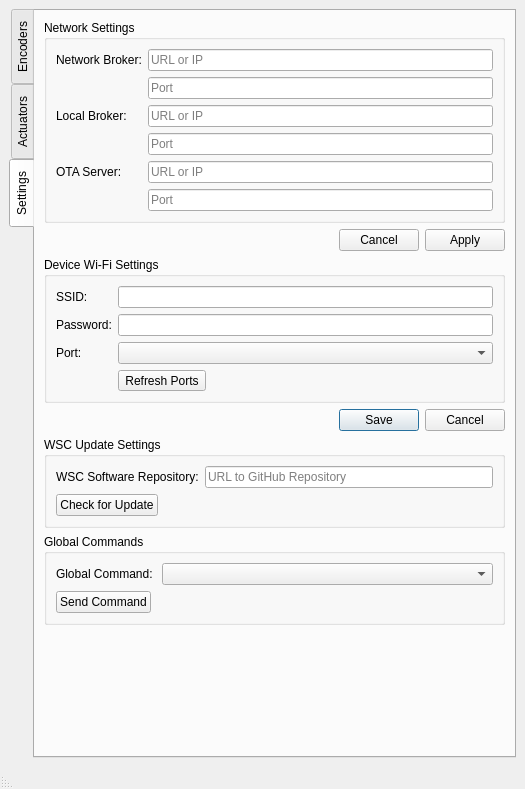
Before: the Qt Designer form qt/mainwindow.ui in ericyangs/ideasX-workstation-client-v3, drawn with Qt 5.
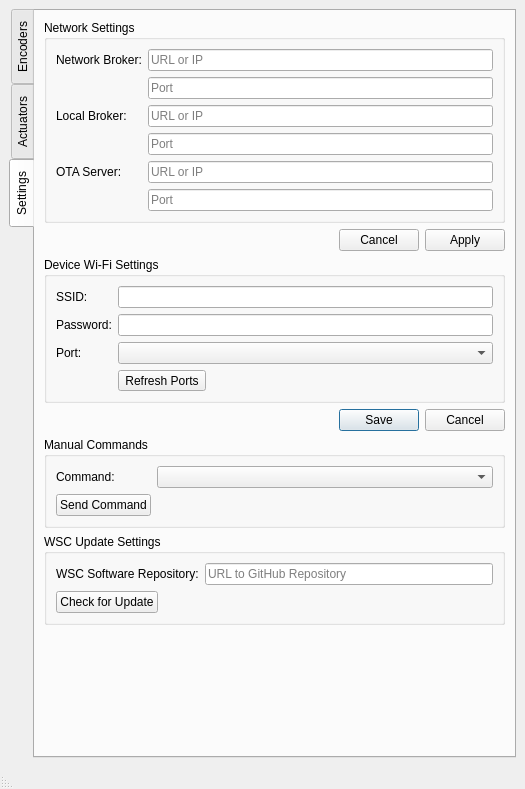
After: the same form once the commit is applied.

Patch:
```diff
--- a/qt/mainwindow.ui
+++ b/qt/mainwindow.ui
@@ -399,6 +399,36 @@
           </property>
          </widget>
         </item>
+        <item>
+         <widget class="QGroupBox" name="groupBox_2">
+          <property name="title">
+           <string>Manual Commands</string>
+          </property>
+          <layout class="QFormLayout" name="formLayout_4">
+           <item row="0" column="0">
+            <widget class="QLabel" name="label_2">
+             <property name="text">
+              <string>Command: </string>
+             </property>
+            </widget>
+           </item>
+           <item row="0" column="1">
+            <widget class="QComboBox" name="comboBox">
+             <property name="currentText">
+              <string/>
+             </property>
+            </widget>
+           </item>
+           <item row="1" column="0">
+            <widget class="QPushButton" name="pushButton_2">
+             <property name="text">
+              <string>Send Command</string>
+             </property>
+            </widget>
+           </item>
+          </layout>
+         </widget>
+        </item>
         <item>
          <widget class="QGroupBox" name="groupUpdat">
           <property name="title">
@@ -429,36 +459,6 @@
           </layout>
          </widget>
         </item>
-        <item>
-         <widget class="QGroupBox" name="groupBox_2">
-          <property name="title">
-           <string>Global Commands</string>
-          </property>
-          <layout class="QFormLayout" name="formLayout_4">
-           <item row="0" column="0">
-            <widget class="QLabel" name="label_2">
-             <property name="text">
-              <string>Global Command: </string>
-             </property>
-            </widget>
-           </item>
-           <item row="0" column="1">
-            <widget class="QComboBox" name="comboBox">
-             <property name="currentText">
-              <string/>
-             </property>
-            </widget>
-           </item>
-           <item row="1" column="0">
-            <widget class="QPushButton" name="pushButton_2">
-             <property name="text">
-              <string>Send Command</string>
-             </property>
-            </widget>
-           </item>
-          </layout>
-         </widget>
-        </item>
         <item>
          <spacer name="verticalSpacer">
           <property name="orientation">
```
Left out of the diff: 4 changed lines with no effect on the pictures.
